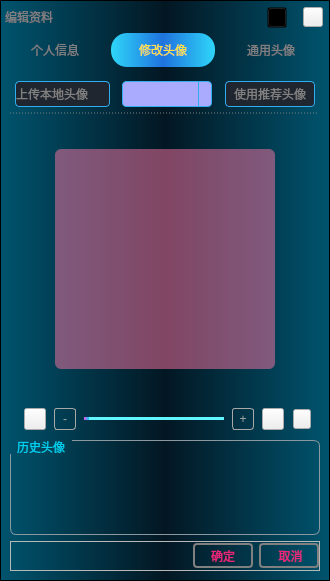
Old version of the form VideoPlayer/login/ChangeHead.ui in the repository huizhang556/pc-video-player.
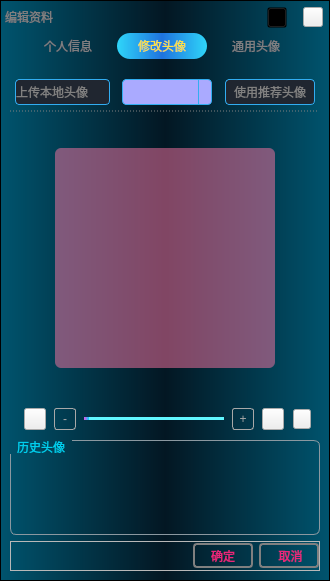
New version of the form. Icons and pictures are not drawn.

```diff
--- a/VideoPlayer/login/ChangeHead.ui
+++ b/VideoPlayer/login/ChangeHead.ui
@@ -261,21 +261,18 @@
 
 QTabWidget::tab-bar 
 {
-left: 0px; /* move to the right by 5px */
+left: 20px; /* move to the right by 5px */
 }
 
 QTabBar::tab 
 {
+height:26px;
+min-width: 90px;
+margin: 0px 2px 6px 2px;
+font: 75 11pt &quot;Microsoft YaHei UI&quot;;
 background-color: transparent;
 /*border: 2px solid #C4C4C3;*/
 /*border-bottom-color: #C2C7CB;*/
-border-top-left-radius: 0px;
-border-top-right-radius: 0px;
-min-width: 100px;
-height:30px;
-padding: 2px;
-margin: 0px 2px;	
-font: 75 11pt &quot;Microsoft YaHei UI&quot;;
 }
 
 QTabBar::tab:hover 
@@ -286,10 +283,10 @@
 
 QTabBar::tab:selected 
 {
-font: 800 15px &quot;微软雅黑&quot;;
 color: #fbe145;
-border-radius: 16px;
-border: 0px solid #9B9B9B;
+border-radius: 13px;
+font: 800 15px &quot;微软雅黑&quot;;
+border: 0px solid #f8021a;
 background-color:qlineargradient(spread:pad,x1:0,y1:0,x2:1,y2:0,stop:0 #2fd6f9, stop:0.5 #1f73de, stop:1  #2fd6f9);
 }
 
```
Left out of the diff: 2 changed lines with no effect on the pictures.
